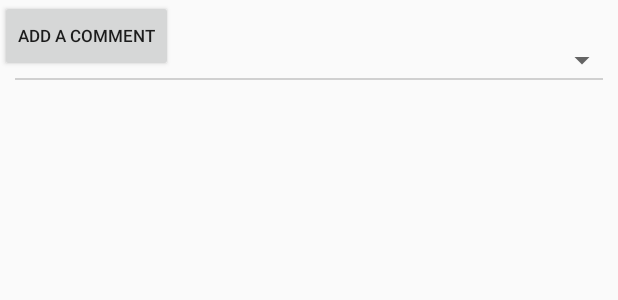
After one commit to jdinkov/Shenryyr, an Android app: the layout header_fragment_comments.xml on its own in the app's theme, with its tools: preview values and no code run, on a phone screen of 412 x 824 dp. The commit adds this screen. Shown: the top 300 px of the screen. Run offline under Robolectric (Android 15) with nearby library versions, the light colour scheme and no system bars.

Commit message:
add delete option in CommentsOptionMenu, add insert button in FragmentComments

```diff
--- a/app/src/main/java/com/wordpress/dnvsoft/android/shenryyr/VideoFragmentCommentReplies.java
+++ b/app/src/main/java/com/wordpress/dnvsoft/android/shenryyr/VideoFragmentCommentReplies.java
@@ -19,7 +19,7 @@ import com.squareup.picasso.Picasso;
 import com.wordpress.dnvsoft.android.shenryyr.adapters.CommentAdapter;
 import com.wordpress.dnvsoft.android.shenryyr.async_tasks.AsyncGetComments;
 import com.wordpress.dnvsoft.android.shenryyr.async_tasks.TaskCompleted;
-import com.wordpress.dnvsoft.android.shenryyr.menus.InsertCommentReplyMenu;
+import com.wordpress.dnvsoft.android.shenryyr.menus.InsertCommentMenu;
 import com.wordpress.dnvsoft.android.shenryyr.models.YouTubeComment;
 import com.wordpress.dnvsoft.android.shenryyr.models.YouTubeResult;
 import com.wordpress.dnvsoft.android.shenryyr.network.Network;
@@ -156,7 +156,7 @@ public class VideoFragmentCommentReplies extends Fragment implements OnCommentAd
                 break;
                 case R.id.buttonAddReply: {
                     if (GoogleSignIn.getLastSignedInAccount(getActivity()) != null) {
-                        InsertCommentReplyMenu commentReplyMenu = new InsertCommentReplyMenu(
+                        InsertCommentMenu commentReplyMenu = new InsertCommentMenu(
                                 getActivity(), youTubeComment.getID(), VideoFragmentCommentReplies.this);
                         commentReplyMenu.ShowDialog();
                     } else {
--- a/app/src/main/java/com/wordpress/dnvsoft/android/shenryyr/menus/EditCommentMenu.java
+++ b/app/src/main/java/com/wordpress/dnvsoft/android/shenryyr/menus/EditCommentMenu.java
@@ -38,7 +38,7 @@ public class EditCommentMenu {
         editText = (EditText) layout.findViewById(R.id.editTextInsertComment);
         editText.setText(commentText);
 
-        builder.setTitle("Edit comment");
+        builder.setTitle("Edit comment.");
 
         builder.setView(layout);
 
@@ -60,6 +60,7 @@ public class EditCommentMenu {
                     new TaskCompleted() {
                         @Override
                         public void onTaskComplete(YouTubeResult result) {
+                            Toast.makeText(context, "Comment updated.", Toast.LENGTH_SHORT).show();
                             onCommentEditListener.onFinishEdit();
                         }
                     });
--- a/app/src/main/java/com/wordpress/dnvsoft/android/shenryyr/menus/EditCommentThreadMenu.java
+++ b/app/src/main/java/com/wordpress/dnvsoft/android/shenryyr/menus/EditCommentThreadMenu.java
@@ -24,6 +24,7 @@ public class EditCommentThreadMenu extends EditCommentMenu {
                     new TaskCompleted() {
                         @Override
                         public void onTaskComplete(YouTubeResult result) {
+                            Toast.makeText(context, "Comment updated.", Toast.LENGTH_SHORT).show();
                             onCommentEditListener.onFinishEdit();
                         }
                     });
--- /dev/null
+++ b/app/src/main/res/layout/header_fragment_comments.xml
@@ -0,0 +1,45 @@
+<?xml version="1.0" encoding="utf-8"?>
+<RelativeLayout xmlns:android="http://schemas.android.com/apk/res/android"
+    xmlns:app="http://schemas.android.com/apk/res-auto"
+    android:layout_width="match_parent"
+    android:layout_height="match_parent"
+    android:orientation="horizontal">
+
+    <Button
+        android:id="@+id/buttonAddComment"
+        android:layout_width="wrap_content"
+        android:layout_height="wrap_content"
+        android:layout_alignParentLeft="true"
+        android:layout_alignParentStart="true"
+        android:layout_alignParentTop="true"
+        android:text="@string/add_a_comment"
+        android:textSize="11sp" />
+
+    <TextView
+        android:id="@+id/textCommentCount"
+        android:layout_width="wrap_content"
+        android:layout_height="wrap_content"
+        android:layout_alignBaseline="@+id/buttonAddComment"
+        android:layout_centerHorizontal="true"
+        android:textSize="12sp" />
+
+    <Spinner
+        android:id="@+id/spinnerSortComments"
+        android:layout_width="wrap_content"
+        android:layout_height="wrap_content"
+        android:layout_alignBaseline="@+id/buttonAddComment"
+        android:layout_alignParentEnd="true"
+        android:layout_alignParentRight="true" />
+
+    <ImageView
+        android:id="@+id/imageDivider"
+        android:layout_width="match_parent"
+        android:layout_height="1dp"
+        android:layout_below="@+id/spinnerSortComments"
+        android:layout_marginEnd="10dp"
+        android:layout_marginLeft="10dp"
+        android:layout_marginRight="10dp"
+        android:layout_marginStart="10dp"
+        android:contentDescription="@string/divider"
+        app:srcCompat="@color/colorAccent" />
+</RelativeLayout>
--- a/app/src/main/res/values/strings.xml
+++ b/app/src/main/res/values/strings.xml
@@ -61,4 +61,5 @@
     <string name="image_profile_pic">profile pic image</string>
     <string name="exit_button">X</string>
     <string name="add_a_reply">Add a reply</string>
+    <string name="add_a_comment">Add a comment</string>
 </resources>
```
Also changed, not shown: app/src/main/java/com/wordpress/dnvsoft/android/shenryyr/VideoFragmentComments.java (+44 -2 lines), app/src/main/java/com/wordpress/dnvsoft/android/shenryyr/async_tasks/AsyncDeleteComment.java (added, +25 -0 lines), app/src/main/java/com/wordpress/dnvsoft/android/shenryyr/async_tasks/AsyncInsertCommentThread.java (added, +43 -0 lines), app/src/main/java/com/wordpress/dnvsoft/android/shenryyr/menus/CommentOptionMenu.java (+42 -3 lines), app/src/main/java/com/wordpress/dnvsoft/android/shenryyr/menus/InsertCommentMenu.java (renamed from app/src/main/java/com/wordpress/dnvsoft/android/shenryyr/menus/InsertCommentReplyMenu.java, +28 -18 lines), app/src/main/java/com/wordpress/dnvsoft/android/shenryyr/menus/InsertCommentThreadMenu.java (added, +37 -0 lines).
